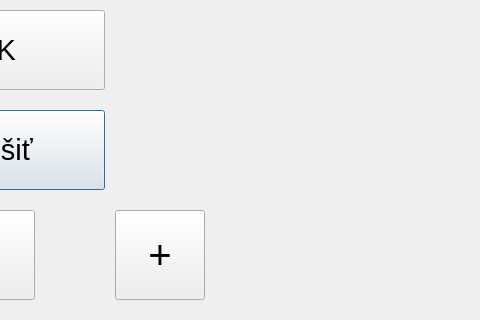
Qt form Ninepins_rpi_1.1.0/changerwindow.ui (tylnesh/Ninepins) before a commit; both pictures show x 135 to 615 and y 0 to 320 of the 1024 by 600 pixel window.
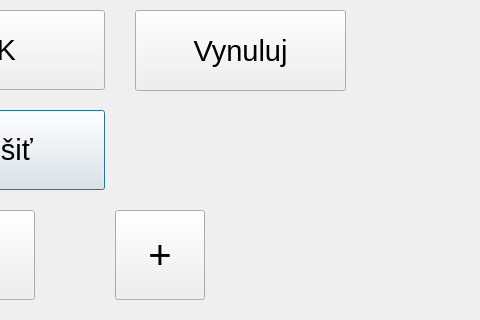
The same form after that commit. Icons and pictures are not drawn.

```diff
--- a/Ninepins_rpi_1.1.0/changerwindow.ui
+++ b/Ninepins_rpi_1.1.0/changerwindow.ui
@@ -477,6 +477,24 @@
     <bool>true</bool>
    </property>
   </widget>
+  <widget class="QPushButton" name="zeroButton">
+   <property name="geometry">
+    <rect>
+     <x>270</x>
+     <y>10</y>
+     <width>211</width>
+     <height>81</height>
+    </rect>
+   </property>
+   <property name="font">
+    <font>
+     <pointsize>22</pointsize>
+    </font>
+   </property>
+   <property name="text">
+    <string>Vynuluj</string>
+   </property>
+  </widget>
  </widget>
  <resources>
   <include location="ninepins.qrc"/>
```
